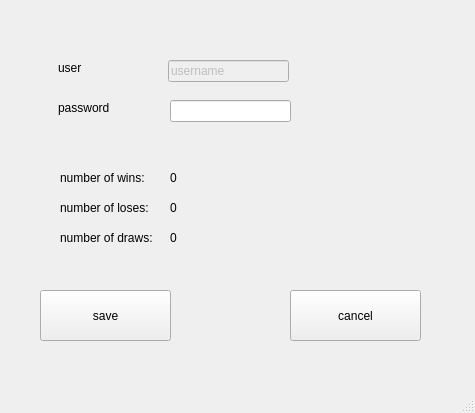
ahmedg3x1/Tic-Tac-Toe-Game, file Tic-Tac-Toe-Game/profile_menu.ui: the form before one commit.
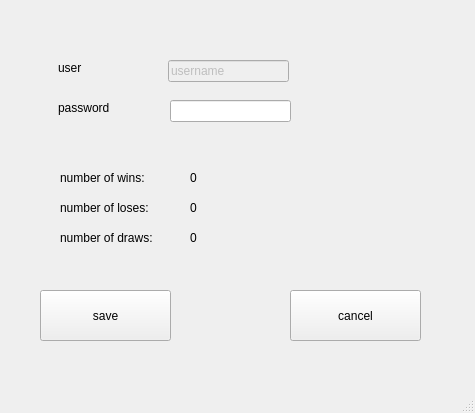
The form after the commit.

Commit message: edited profile window

What changed in the file:
```diff
--- a/Tic-Tac-Toe-Game/profile_menu.ui
+++ b/Tic-Tac-Toe-Game/profile_menu.ui
@@ -97,7 +97,7 @@
      <rect>
       <x>60</x>
       <y>170</y>
-      <width>101</width>
+      <width>111</width>
       <height>16</height>
      </rect>
     </property>
@@ -108,7 +108,7 @@
    <widget class="QLabel" name="wins_label">
     <property name="geometry">
      <rect>
-      <x>170</x>
+      <x>190</x>
       <y>170</y>
       <width>55</width>
       <height>16</height>
@@ -123,7 +123,7 @@
      <rect>
       <x>60</x>
       <y>200</y>
-      <width>101</width>
+      <width>111</width>
       <height>16</height>
      </rect>
     </property>
@@ -136,7 +136,7 @@
      <rect>
       <x>60</x>
       <y>230</y>
-      <width>101</width>
+      <width>111</width>
       <height>16</height>
      </rect>
     </property>
@@ -147,7 +147,7 @@
    <widget class="QLabel" name="lose_label">
     <property name="geometry">
      <rect>
-      <x>170</x>
+      <x>190</x>
       <y>200</y>
       <width>55</width>
       <height>16</height>
@@ -160,7 +160,7 @@
    <widget class="QLabel" name="draw_label">
     <property name="geometry">
      <rect>
-      <x>170</x>
+      <x>190</x>
       <y>230</y>
       <width>55</width>
       <height>16</height>
```
Left out of the diff: 5 changed lines with no effect on the pictures. The commit also changes 3 other files.
